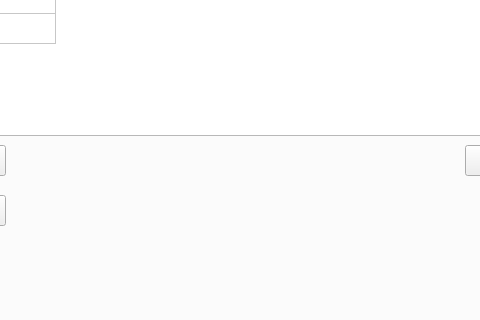
The window that ui/uifiles/dataset_view.ui (kslz/sound_dataset_tools2) describes before a commit, drawn with Qt 5; both pictures show x 476 to 956 and y 345 to 665 of the 1200 by 800 pixel window.
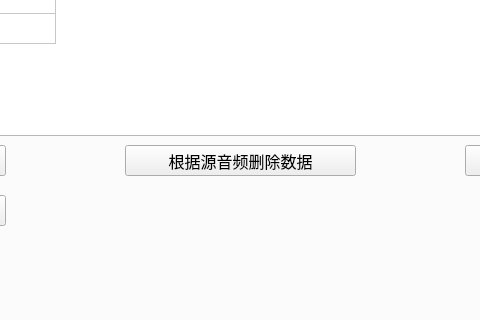
The same window after the commit.

Commit message: 完成删除数据功能

Diff of the .ui file:
```diff
--- a/ui/uifiles/dataset_view.ui
+++ b/ui/uifiles/dataset_view.ui
@@ -203,6 +203,19 @@
           <string>从文件导入（长音频）</string>
          </property>
         </widget>
+        <widget class="QPushButton" name="pushButton_del_by_raw_wav">
+         <property name="geometry">
+          <rect>
+           <x>580</x>
+           <y>440</y>
+           <width>231</width>
+           <height>31</height>
+          </rect>
+         </property>
+         <property name="text">
+          <string>根据源音频删除数据</string>
+         </property>
+        </widget>
        </widget>
       </item>
      </layout>
```
The commit also changes 3 other files.
